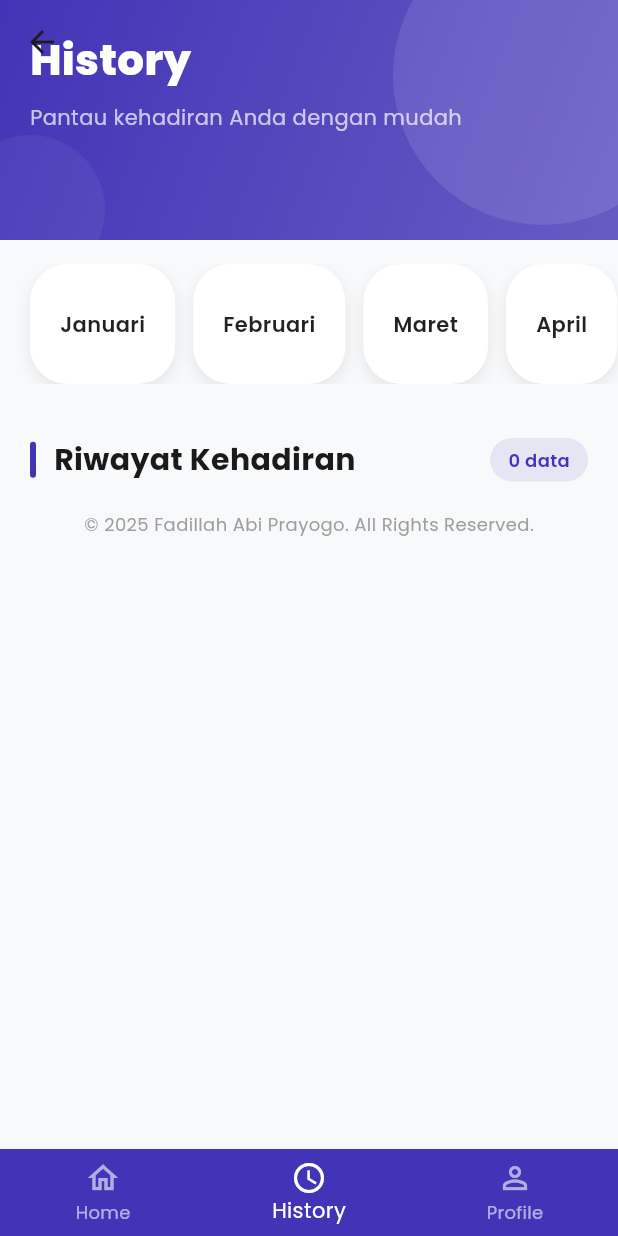
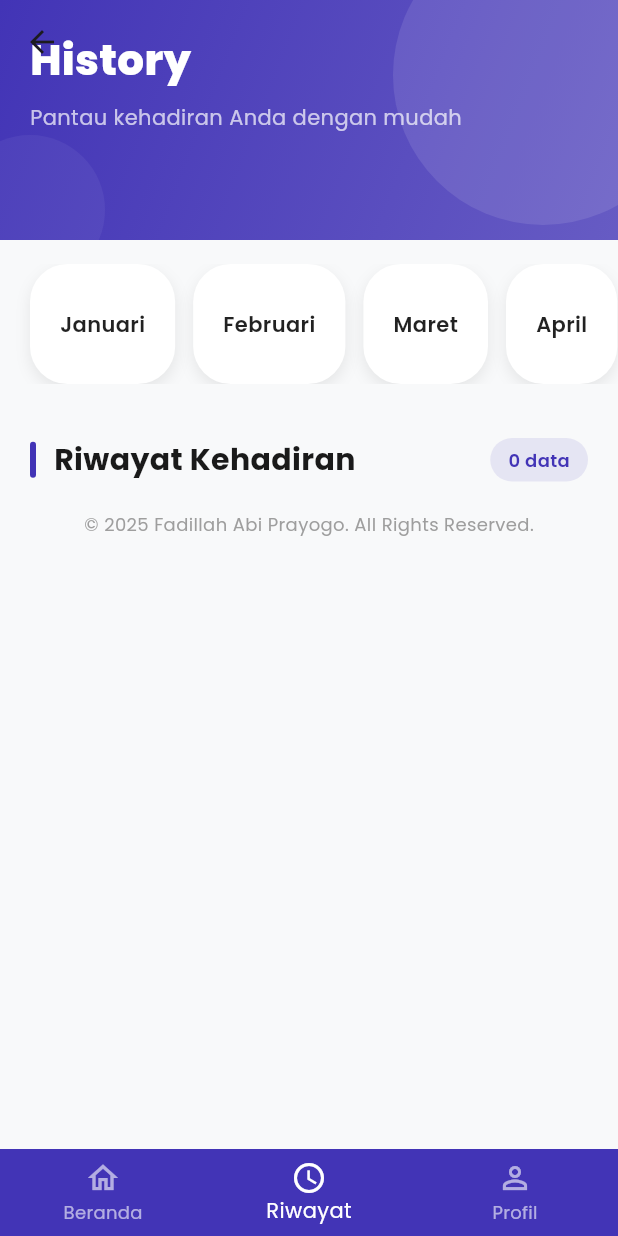
Before and after one commit to fadillahabi/absensi_ppkd, a Flutter app: the CustomButtonNavBar screen opened directly with empty values, item 2 of the bottom bar chosen, on a phone screen of 412 x 824 dp. Run offline on Flutter 3.47's test engine with Material 3 defaults, Android fonts, the light colour scheme and no system bars; our stand-ins replace geocoding, geolocator, google_fonts, google_maps_flutter, image_picker, shared_preferences; accounts and stored records are empty; network calls fail.

Commit message:
edit label name onbuttm navbar

```diff
--- a/lib/widgets/buttom_navbar.dart
+++ b/lib/widgets/buttom_navbar.dart
@@ -61,15 +61,15 @@ class _CustomButtonNavBarState extends State<CustomButtonNavBar> {
         items: const [
           BottomNavigationBarItem(
             icon: Icon(Icons.home_outlined),
-            label: 'Home',
+            label: 'Beranda',
           ),
           BottomNavigationBarItem(
             icon: Icon(Icons.access_time_outlined),
-            label: 'History',
+            label: 'Riwayat',
           ),
           BottomNavigationBarItem(
             icon: Icon(Icons.person_outline),
-            label: 'Profile',
+            label: 'Profil',
           ),
         ],
       ),
```
